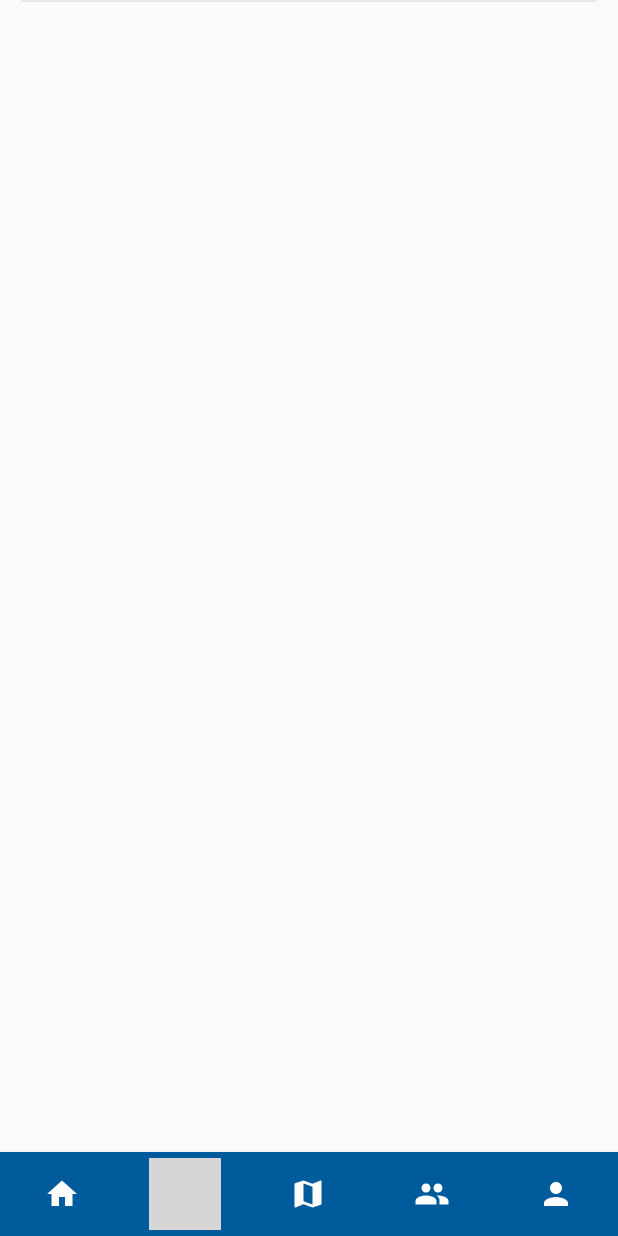
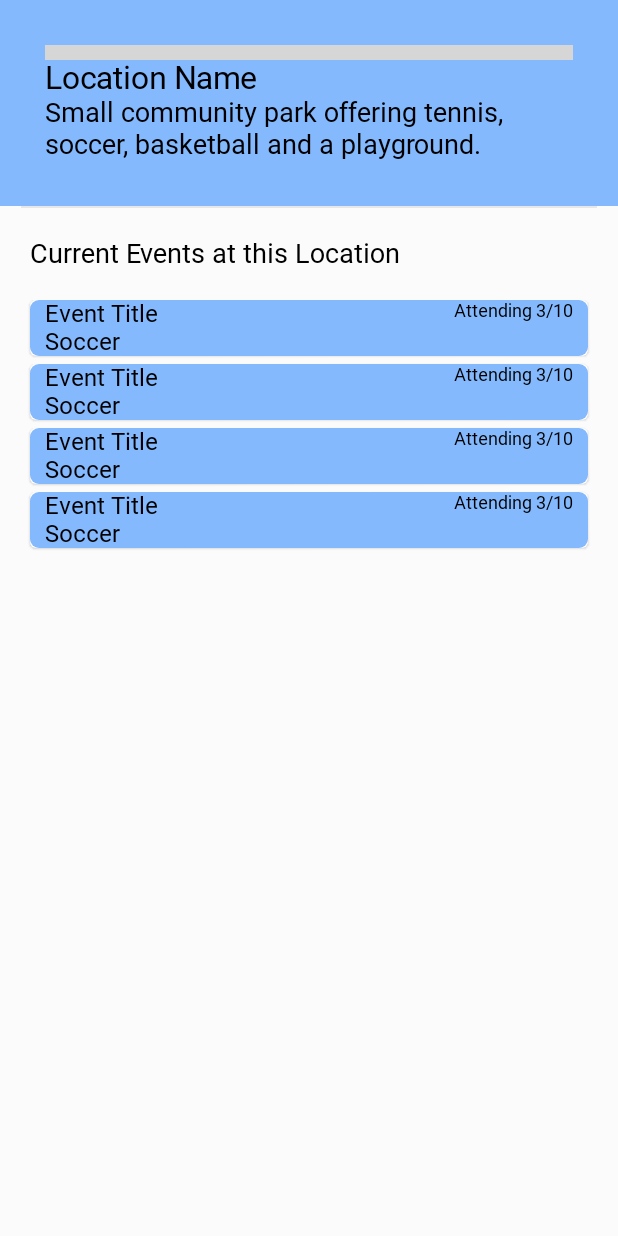
Before and after one commit to monamoe/TeamUp, an Android app built with Jetpack Compose: the EventListCompose screen opened directly, with no data from a screen before it, on a phone screen of 412 x 824 dp. Run offline under Robolectric (Android 15) with nearby library versions, the phone set to English and light mode, and no system bars; our stand-ins replace Firebase (no records; nobody signed in at launch, a user with empty details on screens opened directly); pictures from the network do not load; Roboto replaces fonts that are not available here; grey boxes are pictures that could not be loaded.

Commit message:
EventList 1.0

```diff
--- a/app/src/main/java/app/helloteam/sportsbuddyapp/views/EventListCompose.kt
+++ b/app/src/main/java/app/helloteam/sportsbuddyapp/views/EventListCompose.kt
@@ -1,33 +1,90 @@
 package app.helloteam.sportsbuddyapp.views
 
+import android.annotation.SuppressLint
 import android.content.Context
+import android.content.Intent
 import android.os.Bundle
+import android.util.Log
 import androidx.activity.ComponentActivity
 import androidx.activity.compose.setContent
+import androidx.compose.foundation.Image
 import androidx.compose.foundation.background
-import androidx.compose.foundation.layout.Box
-import androidx.compose.foundation.layout.Column
-import androidx.compose.foundation.layout.fillMaxSize
-import androidx.compose.foundation.rememberScrollState
-import androidx.compose.foundation.verticalScroll
-import androidx.compose.material.MaterialTheme
-import androidx.compose.material.Scaffold
-import androidx.compose.material.Surface
-import androidx.compose.material.Text
+import androidx.compose.foundation.clickable
+import androidx.compose.foundation.layout.*
+import androidx.compose.foundation.lazy.LazyColumn
+import androidx.compose.foundation.lazy.items
+import androidx.compose.foundation.shape.RoundedCornerShape
+import androidx.compose.material.*
 import androidx.compose.runtime.Composable
+import androidx.compose.ui.Alignment
 import androidx.compose.ui.Modifier
+import androidx.compose.ui.draw.clip
+import androidx.compose.ui.draw.shadow
 import androidx.compose.ui.platform.LocalContext
 import androidx.compose.ui.res.colorResource
+import androidx.compose.ui.text.style.TextOverflow
 import androidx.compose.ui.tooling.preview.Preview
+import androidx.compose.ui.unit.dp
 import androidx.navigation.compose.rememberNavController
 import app.helloteam.sportsbuddyapp.R
-import app.helloteam.sportsbuddyapp.helperUI.BottomNavigationBar
+import app.helloteam.sportsbuddyapp.helperUI.ContentDivider
+import app.helloteam.sportsbuddyapp.helperUI.EventCard
+import app.helloteam.sportsbuddyapp.helperUI.ExtraPadding
 import app.helloteam.sportsbuddyapp.views.ui.theme.TeamUpTheme
-import app.helloteam.sportsbuddyapp.helperUI.ContentDivider
-import app.helloteam.sportsbuddyapp.helperUI.ExtraPadding
+import coil.annotation.ExperimentalCoilApi
+import coil.compose.rememberImagePainter
+
+//private var locationEventList: MutableList<EventCard> = mutableListOf<EventCard>()
+private var locationEventList: List<EventCard> = listOf(
+    EventCard(
+        "A",
+        "A",
+        "A",
+        "A",
+        true,
+        "a",
+        "a",
+        1,
+        1
+    ),
+    EventCard(
+        "A",
+        "A",
+        "A",
+        "A",
+        true,
+        "a",
+        "a",
+        1,
+        1
+    ),
+    EventCard(
+        "A",
+        "A",
+        "A",
+        "A",
+        true,
+        "a",
+        "a",
+        1,
+        1
+    ),
+    EventCard(
+        "A",
+        "A",
+        "A",
+        "A",
+        true,
+        "a",
+        "a",
+        1,
+        1
+    ),
+)
 
 
 //context
+@SuppressLint("StaticFieldLeak")
 private lateinit var currentcontext: Context
 
 class EventListCompose : ComponentActivity() {
@@ -71,28 +128,164 @@ fun EventList() {
                 modifier = Modifier
                     .background(colorResource(id = R.color.landingPageBackground))
                     .fillMaxSize()
-                    .verticalScroll(rememberScrollState())
             ) {
                 Column {
                     // greeting
-//                    LocationInfo()
+                    LocationInfo()
                     ContentDivider()
 
 
-//                    EventListScroll()
+                    EventListScroll()
 
                     ExtraPadding()
                 }
             }
         },
-        bottomBar = {
-            BottomNavigationBar(
-                navController = navController,
-                onItemClicker = {
-                    navController.navigate(it.route)
-                },
-                context = currentcontext
+//        bottomBar = {
+//            BottomNavigationBar(
+//                navController = navController,
+//                onItemClicker = {
+//                    navController.navigate(it.route)
+//                },
+//                context = currentcontext
+//            )
+//        }
+    )
+}
+
+@OptIn(ExperimentalCoilApi::class)
+@Composable
+private fun LocationInfo() {
+    Row(
+        verticalAlignment = Alignment.CenterVertically,
+        horizontalArrangement = Arrangement.Center,
+        modifier = Modifier
+            .background(colorResource(id = R.color.secondaryColor))
+            .padding(20.dp)
+            .clip(RoundedCornerShape(10.dp))
+    ) {
+        Column(
+            modifier = Modifier
+                .fillMaxWidth()
+                .padding(10.dp)
+        ) {
+            Image(
+                painter = rememberImagePainter(weatherIcon),
+                contentDescription = null,
+                modifier = Modifier
+                    .fillMaxWidth()
+                    .height(10.dp)
+            )
+            Text(
+                text = "Location Name",
+                style = MaterialTheme.typography.h1,
+                color = colorResource(id = R.color.secondaryTextColor)
+            )
+            Text(
+                text = "Small community park offering tennis, soccer, basketball and a playground.",
+                style = MaterialTheme.typography.h2,
+                color = colorResource(id = R.color.secondaryTextColor)
             )
         }
-    )
+    }
 }
+
+@Composable
+private fun EventListScroll() {
+    Column {
+        Column(
+            modifier = Modifier.fillMaxWidth(),
+            verticalArrangement = Arrangement.Top,
+            horizontalAlignment = Alignment.Start
+        ) {
+            Text(
+                text = "Current Events at this Location",
+                style = MaterialTheme.typography.h2,
+                color = colorResource(id = R.color.secondaryTextColor),
+                modifier = Modifier
+                    .padding(20.dp)
+                    .clip(RoundedCornerShape(10.dp))
+            )
+        }
+        LazyColumn {
+            items(locationEventList) { e ->
+                LocationEventCard(
+                    e,
+                    Modifier
+                        .padding(bottom = 5.dp, start = 20.dp, end = 20.dp)
+                        .clickable {
+                            Log.i("LOG_TAG", "VIEW EVENT: IT ${e.eventID}, ${e.title}")
+                            val intent = Intent(context, ViewEvent::class.java)
+                            Log.i(
+                                "LOG_TAG",
+                                "VIEW EVENT: BEFORE: eventID ${e.eventID}"
+                            )
+                            intent.putExtra("eventID", e.eventID)
+                            intent.putExtra("locationID", e.locationID)
+                            Log.i(
+                                "LOG_TAG",
+                                "VIEW EVENT: BEFORE: locationID ${e.locationID}"
+                            )
+                            context.startActivity(intent)
+                        }
+                )
+            }
+        }
+    }
+}
+
+
+@Composable
+fun LocationEventCard(
+    event: EventCard,
+    modifier: Modifier = Modifier
+) {
+    Card(
+        shape = MaterialTheme.shapes.medium,
+        modifier = modifier
+            .fillMaxWidth()
+    ) {
+        Column(
+            verticalArrangement = Arrangement.SpaceBetween,
+            modifier = Modifier
+                .clip(RoundedCornerShape(6.dp))
+                .background(colorResource(id = R.color.secondaryColor))
+        ) {
+            // title and currently attending
+            Row(
+                horizontalArrangement = Arrangement.SpaceBetween,
+                modifier = Modifier
+                    .padding(start = 10.dp, end = 10.dp)
+                    .fillMaxWidth()
+            ) {
+                Text(
+                    text = "Event Title",
+                    style = MaterialTheme.typography.h3,
+                    maxLines = 2,
+                    overflow = TextOverflow.Ellipsis
+                )
+                Text(
+                    text = "Attending 3/10",
+                    style = MaterialTheme.typography.h5,
+                    maxLines = 2,
+                    overflow = TextOverflow.Ellipsis
+                )
+            }
+
+            Row(
+                horizontalArrangement = Arrangement.SpaceBetween,
+                modifier = Modifier
+                    .padding(start = 10.dp, end = 10.dp)
+                    .fillMaxWidth()
+            ) {
+                // activity type
+                Text(
+                    text = "Soccer",
+                    style = MaterialTheme.typography.h3,
+                    maxLines = 2,
+                    overflow = TextOverflow.Ellipsis
+                )
+            }
+        }
+    }
+}
--- a/app/src/main/java/app/helloteam/sportsbuddyapp/views/MapActivity.kt
+++ b/app/src/main/java/app/helloteam/sportsbuddyapp/views/MapActivity.kt
@@ -291,7 +291,7 @@ class map : AppCompatActivity(), GoogleMap.OnInfoWindowClickListener, OnMapReady
                     break
                 }
             }
-            val intent = Intent(this, eventslist::class.java)
+            val intent = Intent(this, EventListCompose::class.java)
             intent.putExtra("locationID", locationId)
             startActivity(intent)
         }
```
